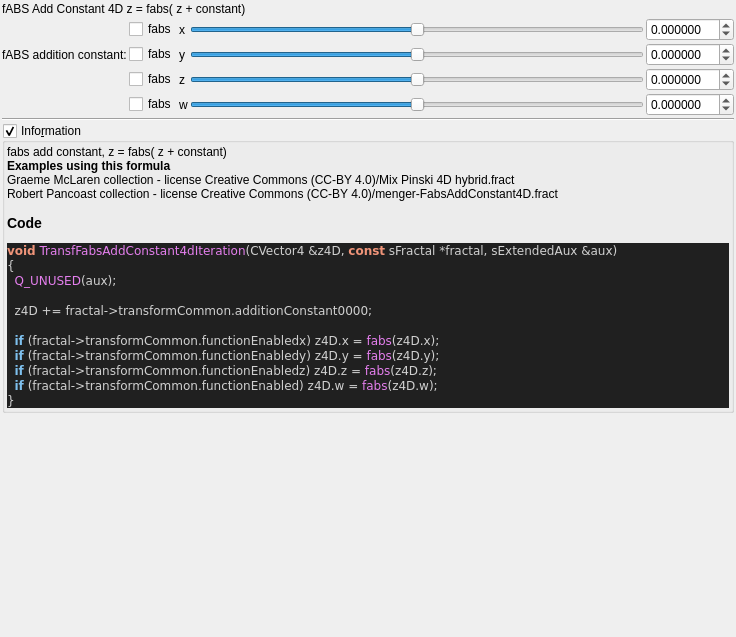
buddhi1980/mandelbulber2, file mandelbulber2/formula/ui/fractal_transf_fabs_add_constant4d.ui: the form before one commit.
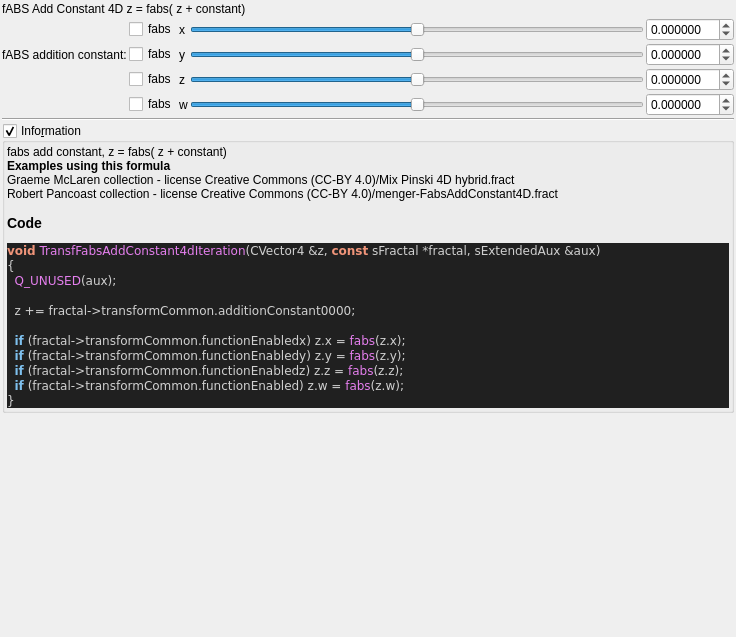
The form after the commit. Custom widgets are drawn as their Qt base class.

The edit to the form file:
```diff
--- a/mandelbulber2/formula/ui/fractal_transf_fabs_add_constant4d.ui
+++ b/mandelbulber2/formula/ui/fractal_transf_fabs_add_constant4d.ui
@@ -341,16 +341,16 @@
 &lt;/table&gt;
 &lt;br&gt;&lt;b&gt;Examples using this formula&lt;/b&gt;&lt;br&gt;Graeme McLaren  collection - license Creative Commons  (CC-BY 4.0)/Mix Pinski 4D hybrid.fract&lt;br&gt;Robert Pancoast collection - license Creative Commons (CC-BY 4.0)/menger-FabsAddConstant4D.fract&lt;h3&gt;Code&lt;/h3&gt;
 &lt;body style=&quot;background-color:#202020&quot;&gt;
-&lt;pre style=&quot;color:#d0d0d0; background-color:#202020;  font-family:'Courier New',monospace;&quot;&gt;&lt;span style=&quot;color:#f09479; font-weight:bold&quot;&gt;void&lt;/span&gt; &lt;span style=&quot;color:#e47eed&quot;&gt;TransfFabsAddConstant4dIteration&lt;/span&gt;&lt;span style=&quot;color:#d0d0d0&quot;&gt;(&lt;/span&gt;CVector4 &lt;span style=&quot;color:#d0d0d0&quot;&gt;&amp;amp;&lt;/span&gt;z4D&lt;span style=&quot;color:#d0d0d0&quot;&gt;,&lt;/span&gt; &lt;span style=&quot;color:#f09479; font-weight:bold&quot;&gt;const&lt;/span&gt; sFractal &lt;span style=&quot;color:#d0d0d0&quot;&gt;*&lt;/span&gt;fractal&lt;span style=&quot;color:#d0d0d0&quot;&gt;,&lt;/span&gt; sExtendedAux &lt;span style=&quot;color:#d0d0d0&quot;&gt;&amp;amp;&lt;/span&gt;aux&lt;span style=&quot;color:#d0d0d0&quot;&gt;)&lt;/span&gt;
+&lt;pre style=&quot;color:#d0d0d0; background-color:#202020;  font-family:'Courier New',monospace;&quot;&gt;&lt;span style=&quot;color:#f09479; font-weight:bold&quot;&gt;void&lt;/span&gt; &lt;span style=&quot;color:#e47eed&quot;&gt;TransfFabsAddConstant4dIteration&lt;/span&gt;&lt;span style=&quot;color:#d0d0d0&quot;&gt;(&lt;/span&gt;CVector4 &lt;span style=&quot;color:#d0d0d0&quot;&gt;&amp;amp;&lt;/span&gt;z&lt;span style=&quot;color:#d0d0d0&quot;&gt;,&lt;/span&gt; &lt;span style=&quot;color:#f09479; font-weight:bold&quot;&gt;const&lt;/span&gt; sFractal &lt;span style=&quot;color:#d0d0d0&quot;&gt;*&lt;/span&gt;fractal&lt;span style=&quot;color:#d0d0d0&quot;&gt;,&lt;/span&gt; sExtendedAux &lt;span style=&quot;color:#d0d0d0&quot;&gt;&amp;amp;&lt;/span&gt;aux&lt;span style=&quot;color:#d0d0d0&quot;&gt;)&lt;/span&gt;
 &lt;span style=&quot;color:#d0d0d0&quot;&gt;{&lt;/span&gt;
   &lt;span style=&quot;color:#e47eed&quot;&gt;Q_UNUSED&lt;/span&gt;&lt;span style=&quot;color:#d0d0d0&quot;&gt;(&lt;/span&gt;aux&lt;span style=&quot;color:#d0d0d0&quot;&gt;);&lt;/span&gt;
 
-  z4D &lt;span style=&quot;color:#d0d0d0&quot;&gt;+=&lt;/span&gt; fractal&lt;span style=&quot;color:#d0d0d0&quot;&gt;-&amp;gt;&lt;/span&gt;transformCommon&lt;span style=&quot;color:#d0d0d0&quot;&gt;.&lt;/span&gt;additionConstant0000&lt;span style=&quot;color:#d0d0d0&quot;&gt;;&lt;/span&gt;
+  z &lt;span style=&quot;color:#d0d0d0&quot;&gt;+=&lt;/span&gt; fractal&lt;span style=&quot;color:#d0d0d0&quot;&gt;-&amp;gt;&lt;/span&gt;transformCommon&lt;span style=&quot;color:#d0d0d0&quot;&gt;.&lt;/span&gt;additionConstant0000&lt;span style=&quot;color:#d0d0d0&quot;&gt;;&lt;/span&gt;
 
-  &lt;span style=&quot;color:#7ec0ee; font-weight:bold&quot;&gt;if&lt;/span&gt; &lt;span style=&quot;color:#d0d0d0&quot;&gt;(&lt;/span&gt;fractal&lt;span style=&quot;color:#d0d0d0&quot;&gt;-&amp;gt;&lt;/span&gt;transformCommon&lt;span style=&quot;color:#d0d0d0&quot;&gt;.&lt;/span&gt;functionEnabledx&lt;span style=&quot;color:#d0d0d0&quot;&gt;)&lt;/span&gt; z4D&lt;span style=&quot;color:#d0d0d0&quot;&gt;.&lt;/span&gt;x &lt;span style=&quot;color:#d0d0d0&quot;&gt;=&lt;/span&gt; &lt;span style=&quot;color:#e47eed&quot;&gt;fabs&lt;/span&gt;&lt;span style=&quot;color:#d0d0d0&quot;&gt;(&lt;/span&gt;z4D&lt;span style=&quot;color:#d0d0d0&quot;&gt;.&lt;/span&gt;x&lt;span style=&quot;color:#d0d0d0&quot;&gt;);&lt;/span&gt;
-  &lt;span style=&quot;color:#7ec0ee; font-weight:bold&quot;&gt;if&lt;/span&gt; &lt;span style=&quot;color:#d0d0d0&quot;&gt;(&lt;/span&gt;fractal&lt;span style=&quot;color:#d0d0d0&quot;&gt;-&amp;gt;&lt;/span&gt;transformCommon&lt;span style=&quot;color:#d0d0d0&quot;&gt;.&lt;/span&gt;functionEnabledy&lt;span style=&quot;color:#d0d0d0&quot;&gt;)&lt;/span&gt; z4D&lt;span style=&quot;color:#d0d0d0&quot;&gt;.&lt;/span&gt;y &lt;span style=&quot;color:#d0d0d0&quot;&gt;=&lt;/span&gt; &lt;span style=&quot;color:#e47eed&quot;&gt;fabs&lt;/span&gt;&lt;span style=&quot;color:#d0d0d0&quot;&gt;(&lt;/span&gt;z4D&lt;span style=&quot;color:#d0d0d0&quot;&gt;.&lt;/span&gt;y&lt;span style=&quot;color:#d0d0d0&quot;&gt;);&lt;/span&gt;
-  &lt;span style=&quot;color:#7ec0ee; font-weight:bold&quot;&gt;if&lt;/span&gt; &lt;span style=&quot;color:#d0d0d0&quot;&gt;(&lt;/span&gt;fractal&lt;span style=&quot;color:#d0d0d0&quot;&gt;-&amp;gt;&lt;/span&gt;transformCommon&lt;span style=&quot;color:#d0d0d0&quot;&gt;.&lt;/span&gt;functionEnabledz&lt;span style=&quot;color:#d0d0d0&quot;&gt;)&lt;/span&gt; z4D&lt;span style=&quot;color:#d0d0d0&quot;&gt;.&lt;/span&gt;z &lt;span style=&quot;color:#d0d0d0&quot;&gt;=&lt;/span&gt; &lt;span style=&quot;color:#e47eed&quot;&gt;fabs&lt;/span&gt;&lt;span style=&quot;color:#d0d0d0&quot;&gt;(&lt;/span&gt;z4D&lt;span style=&quot;color:#d0d0d0&quot;&gt;.&lt;/span&gt;z&lt;span style=&quot;color:#d0d0d0&quot;&gt;);&lt;/span&gt;
-  &lt;span style=&quot;color:#7ec0ee; font-weight:bold&quot;&gt;if&lt;/span&gt; &lt;span style=&quot;color:#d0d0d0&quot;&gt;(&lt;/span&gt;fractal&lt;span style=&quot;color:#d0d0d0&quot;&gt;-&amp;gt;&lt;/span&gt;transformCommon&lt;span style=&quot;color:#d0d0d0&quot;&gt;.&lt;/span&gt;functionEnabled&lt;span style=&quot;color:#d0d0d0&quot;&gt;)&lt;/span&gt; z4D&lt;span style=&quot;color:#d0d0d0&quot;&gt;.&lt;/span&gt;w &lt;span style=&quot;color:#d0d0d0&quot;&gt;=&lt;/span&gt; &lt;span style=&quot;color:#e47eed&quot;&gt;fabs&lt;/span&gt;&lt;span style=&quot;color:#d0d0d0&quot;&gt;(&lt;/span&gt;z4D&lt;span style=&quot;color:#d0d0d0&quot;&gt;.&lt;/span&gt;w&lt;span style=&quot;color:#d0d0d0&quot;&gt;);&lt;/span&gt;
+  &lt;span style=&quot;color:#7ec0ee; font-weight:bold&quot;&gt;if&lt;/span&gt; &lt;span style=&quot;color:#d0d0d0&quot;&gt;(&lt;/span&gt;fractal&lt;span style=&quot;color:#d0d0d0&quot;&gt;-&amp;gt;&lt;/span&gt;transformCommon&lt;span style=&quot;color:#d0d0d0&quot;&gt;.&lt;/span&gt;functionEnabledx&lt;span style=&quot;color:#d0d0d0&quot;&gt;)&lt;/span&gt; z&lt;span style=&quot;color:#d0d0d0&quot;&gt;.&lt;/span&gt;x &lt;span style=&quot;color:#d0d0d0&quot;&gt;=&lt;/span&gt; &lt;span style=&quot;color:#e47eed&quot;&gt;fabs&lt;/span&gt;&lt;span style=&quot;color:#d0d0d0&quot;&gt;(&lt;/span&gt;z&lt;span style=&quot;color:#d0d0d0&quot;&gt;.&lt;/span&gt;x&lt;span style=&quot;color:#d0d0d0&quot;&gt;);&lt;/span&gt;
+  &lt;span style=&quot;color:#7ec0ee; font-weight:bold&quot;&gt;if&lt;/span&gt; &lt;span style=&quot;color:#d0d0d0&quot;&gt;(&lt;/span&gt;fractal&lt;span style=&quot;color:#d0d0d0&quot;&gt;-&amp;gt;&lt;/span&gt;transformCommon&lt;span style=&quot;color:#d0d0d0&quot;&gt;.&lt;/span&gt;functionEnabledy&lt;span style=&quot;color:#d0d0d0&quot;&gt;)&lt;/span&gt; z&lt;span style=&quot;color:#d0d0d0&quot;&gt;.&lt;/span&gt;y &lt;span style=&quot;color:#d0d0d0&quot;&gt;=&lt;/span&gt; &lt;span style=&quot;color:#e47eed&quot;&gt;fabs&lt;/span&gt;&lt;span style=&quot;color:#d0d0d0&quot;&gt;(&lt;/span&gt;z&lt;span style=&quot;color:#d0d0d0&quot;&gt;.&lt;/span&gt;y&lt;span style=&quot;color:#d0d0d0&quot;&gt;);&lt;/span&gt;
+  &lt;span style=&quot;color:#7ec0ee; font-weight:bold&quot;&gt;if&lt;/span&gt; &lt;span style=&quot;color:#d0d0d0&quot;&gt;(&lt;/span&gt;fractal&lt;span style=&quot;color:#d0d0d0&quot;&gt;-&amp;gt;&lt;/span&gt;transformCommon&lt;span style=&quot;color:#d0d0d0&quot;&gt;.&lt;/span&gt;functionEnabledz&lt;span style=&quot;color:#d0d0d0&quot;&gt;)&lt;/span&gt; z&lt;span style=&quot;color:#d0d0d0&quot;&gt;.&lt;/span&gt;z &lt;span style=&quot;color:#d0d0d0&quot;&gt;=&lt;/span&gt; &lt;span style=&quot;color:#e47eed&quot;&gt;fabs&lt;/span&gt;&lt;span style=&quot;color:#d0d0d0&quot;&gt;(&lt;/span&gt;z&lt;span style=&quot;color:#d0d0d0&quot;&gt;.&lt;/span&gt;z&lt;span style=&quot;color:#d0d0d0&quot;&gt;);&lt;/span&gt;
+  &lt;span style=&quot;color:#7ec0ee; font-weight:bold&quot;&gt;if&lt;/span&gt; &lt;span style=&quot;color:#d0d0d0&quot;&gt;(&lt;/span&gt;fractal&lt;span style=&quot;color:#d0d0d0&quot;&gt;-&amp;gt;&lt;/span&gt;transformCommon&lt;span style=&quot;color:#d0d0d0&quot;&gt;.&lt;/span&gt;functionEnabled&lt;span style=&quot;color:#d0d0d0&quot;&gt;)&lt;/span&gt; z&lt;span style=&quot;color:#d0d0d0&quot;&gt;.&lt;/span&gt;w &lt;span style=&quot;color:#d0d0d0&quot;&gt;=&lt;/span&gt; &lt;span style=&quot;color:#e47eed&quot;&gt;fabs&lt;/span&gt;&lt;span style=&quot;color:#d0d0d0&quot;&gt;(&lt;/span&gt;z&lt;span style=&quot;color:#d0d0d0&quot;&gt;.&lt;/span&gt;w&lt;span style=&quot;color:#d0d0d0&quot;&gt;);&lt;/span&gt;
 &lt;span style=&quot;color:#d0d0d0&quot;&gt;}&lt;/span&gt;
 &lt;/pre&gt;
 &lt;/body&gt;</string>
```
